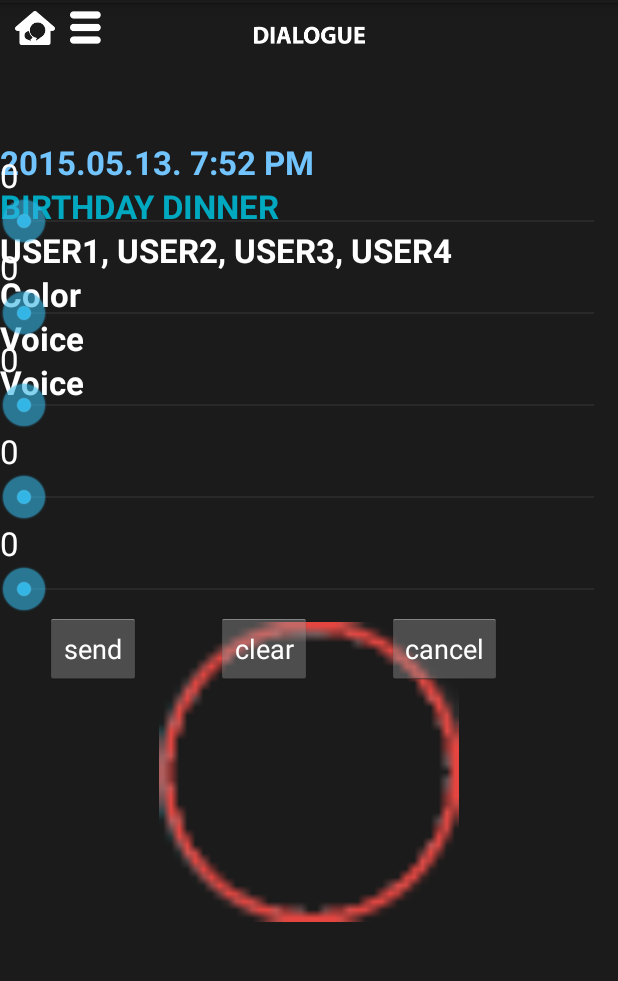
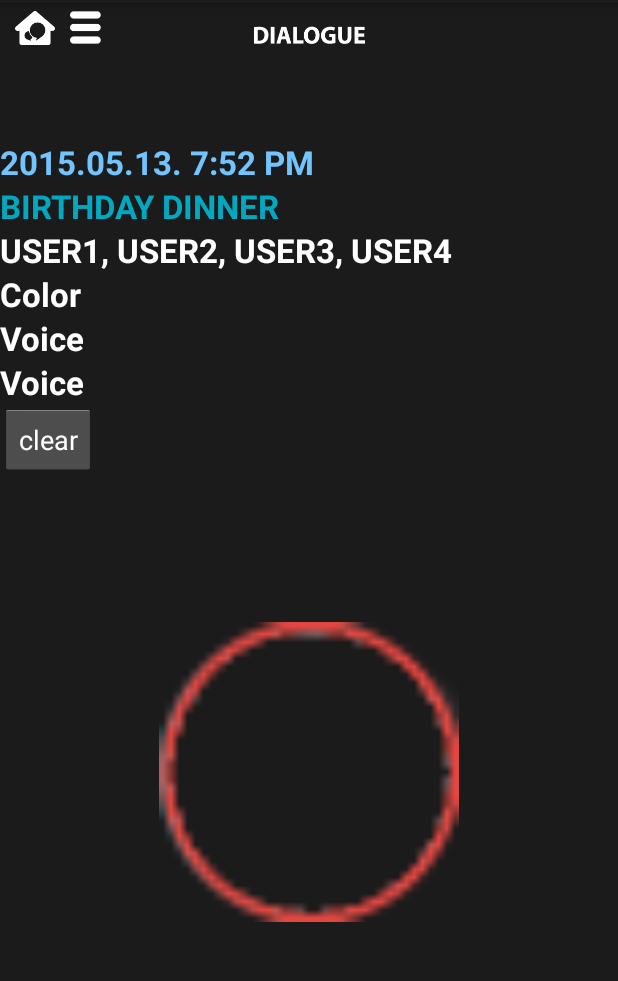
Before and after one commit to vehumet/FamilyPop_j2y, an Android app: the layout activity_client_mode.xml on its own in the app's theme, with its tools: preview values and no code run, on a phone screen of 412 x 824 dp, the part 69-1050 px from its top. Run offline under Robolectric (Android 15) with nearby library versions, the phone set to English and light mode, and no system bars; network calls fail.

Commit message:
버블정리 버튼 클라이언트 메인에 추가하였습니다.

```diff
--- a/FamilyPop/familyPop/src/main/java/com/j2y/familypop/activity/Activity_clientMain.java
+++ b/FamilyPop/familyPop/src/main/java/com/j2y/familypop/activity/Activity_clientMain.java
@@ -88,6 +88,8 @@ public class Activity_clientMain extends BaseActivity implements OnClickListener
     private Button _button_feature_quitdialogue;
     private Button _button_feature_savedialogue;
 
+    private Button _button_client_mode_view_clearBubble;
+
     // text info
     private boolean _plugVisibleInfo;
     private TextView _text_date;
@@ -95,6 +97,7 @@ public class Activity_clientMain extends BaseActivity implements OnClickListener
     public TextView _text_user;
     public TextView _text_color_pos;
     public LinearLayout _layout_roomInfo;
+
 
     // 버블
     private ImageButton _button_redbubble;
@@ -382,6 +385,7 @@ public class Activity_clientMain extends BaseActivity implements OnClickListener
                 FpNetFacade_client.Instance.SendPacket_req_regulation_info(s0, s1, s2, s3,voice_hold, mode, smileEffect, plusBubbleSize);
 
                 break;
+
             case R.id.button_client_mode_regulation_cancel: // 취소함
                 _layout_regulation.setVisibility(View.INVISIBLE);
 
@@ -389,6 +393,7 @@ public class Activity_clientMain extends BaseActivity implements OnClickListener
                 _layout_bubbleImage.setVisibility(View.VISIBLE);
                 break;
 
+            case R.id.button_client_mode_view_clearBubble:
             case R.id.button_client_mode_clearBubble:
                 FpNetFacade_client.Instance.SendPacket_req_clearBubble();
                 break;
@@ -1088,6 +1093,10 @@ public class Activity_clientMain extends BaseActivity implements OnClickListener
         String time = simpleDateFormat.format(currentTime);
         //
 
+        _button_client_mode_view_clearBubble = (Button) findViewById(R.id.button_client_mode_view_clearBubble);
+        _button_client_mode_view_clearBubble.setOnClickListener(this);
+
+
         _layout_roomInfo = (LinearLayout) findViewById(R.id.layout_client_mode_room_info);
         _text_date = (TextView) findViewById(R.id.text_client_date);
         _text_date.setText(time);
--- a/FamilyPop/familyPop/src/main/res/layout/activity_client_mode.xml
+++ b/FamilyPop/familyPop/src/main/res/layout/activity_client_mode.xml
@@ -105,7 +105,17 @@
             android:layout_alignParentLeft="true"
             android:textStyle="bold"
             android:textColor="#ffffff" />
+
     </LinearLayout>
+    <Button
+        android:layout_width="wrap_content"
+        android:layout_height="wrap_content"
+        android:text="clear"
+        android:id="@+id/button_client_mode_view_clearBubble"
+        android:textColor="#ffffff"
+        android:layout_marginLeft="0dp"
+        android:layout_below="@+id/layout_client_mode_room_info" />
+
 
     <!-- 버블 이미지 -->
     <FrameLayout
@@ -115,7 +125,6 @@
         android:layout_marginTop="250dp"
         android:id="@+id/layout_image_view"
         >
-
         <ImageButton
             android:layout_width="200dp"
             android:layout_height="200dp"
@@ -175,8 +184,8 @@
         android:orientation="vertical"
         android:layout_centerHorizontal="true"
         android:id="@+id/layout_client_mode_bubble_regulation"
-        android:visibility="visible"
-        android:layout_marginTop="100dp">
+        android:visibility="gone"
+        android:layout_marginTop="50dp">
 
         <!--VolThreshold-->
         <TextView
@@ -186,13 +195,12 @@
             android:text="0"
             android:id="@+id/textView_regulation_0"
             android:textColor="#ffffff"
-            android:visibility="gone"/>
-
+            android:visibility="visible"/>
         <SeekBar
             android:layout_width="match_parent"
             android:layout_height="wrap_content"
             android:id="@+id/seekBar_regulation_0"
-            android:visibility="gone"/>
+            android:visibility="visible"/>
 
         <TextView
             android:layout_width="wrap_content"
@@ -203,14 +211,14 @@
             android:layout_alignParentBottom="true"
             android:layout_alignParentLeft="true"
             android:textColor="#ffffff"
-            android:visibility="gone"/>
+            android:visibility="visible"/>
 
         <SeekBar
             android:layout_width="match_parent"
             android:layout_height="wrap_content"
             android:id="@+id/seekBar_regulation_1"
             android:longClickable="true"
-            android:visibility="gone"/>
+            android:visibility="visible"/>
 
         <!--VolThreshold  end -->
         <TextView
```
Also changed, not shown: 46 other files.
